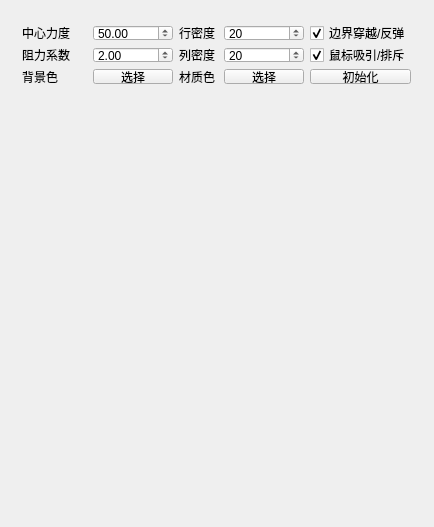
popcorn1429/Qt_universal_gravitation_simulation, file window.ui: the form before one commit.
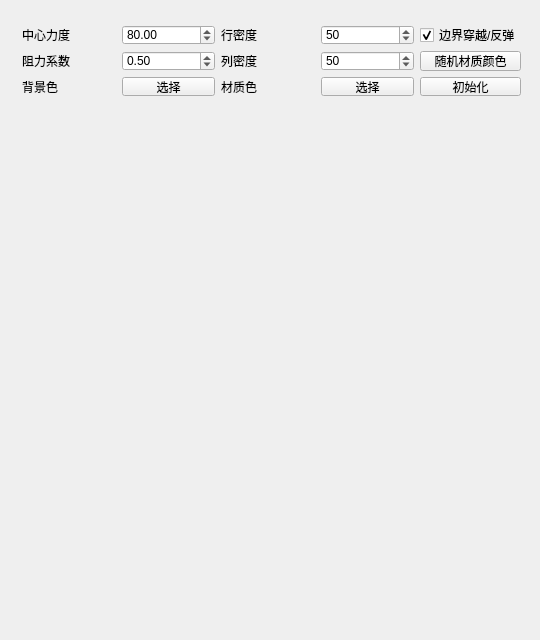
The form after the commit. Icons and pictures are not drawn.

The edit to the form file:
```diff
--- a/window.ui
+++ b/window.ui
@@ -6,8 +6,8 @@
    <rect>
     <x>0</x>
     <y>0</y>
-    <width>434</width>
-    <height>527</height>
+    <width>540</width>
+    <height>640</height>
    </rect>
   </property>
   <property name="sizePolicy">
@@ -24,8 +24,8 @@
     <rect>
      <x>9</x>
      <y>107</y>
-     <width>416</width>
-     <height>411</height>
+     <width>521</width>
+     <height>521</height>
     </rect>
    </property>
    <property name="sizePolicy">
@@ -35,13 +35,13 @@
     </sizepolicy>
    </property>
   </widget>
-  <widget class="QWidget" name="">
+  <widget class="QWidget" name="layoutWidget">
    <property name="geometry">
     <rect>
      <x>11</x>
      <y>14</y>
-     <width>411</width>
-     <height>81</height>
+     <width>521</width>
+     <height>93</height>
     </rect>
    </property>
    <layout class="QGridLayout" name="gridLayout">
@@ -64,7 +64,7 @@
        <double>5.000000000000000</double>
       </property>
       <property name="value">
-       <double>50.000000000000000</double>
+       <double>80.000000000000000</double>
       </property>
      </widget>
     </item>
@@ -84,7 +84,7 @@
        <number>100</number>
       </property>
       <property name="value">
-       <number>20</number>
+       <number>50</number>
       </property>
      </widget>
     </item>
@@ -111,13 +111,13 @@
        <double>0.100000000000000</double>
       </property>
       <property name="maximum">
-       <double>50.000000000000000</double>
+       <double>5.000000000000000</double>
       </property>
       <property name="singleStep">
        <double>0.100000000000000</double>
       </property>
       <property name="value">
-       <double>2.000000000000000</double>
+       <double>0.500000000000000</double>
       </property>
      </widget>
     </item>
@@ -137,17 +137,7 @@
        <number>100</number>
       </property>
       <property name="value">
-       <number>20</number>
-      </property>
-     </widget>
-    </item>
-    <item row="1" column="4">
-     <widget class="QCheckBox" name="checkBox_atract">
-      <property name="text">
-       <string>鼠标吸引/排斥</string>
-      </property>
-      <property name="checked">
-       <bool>true</bool>
+       <number>50</number>
       </property>
      </widget>
     </item>
@@ -191,6 +181,13 @@
       </property>
      </widget>
     </item>
+    <item row="1" column="4">
+     <widget class="QPushButton" name="pushButton">
+      <property name="text">
+       <string>随机材质颜色</string>
+      </property>
+     </widget>
+    </item>
    </layout>
   </widget>
  </widget>
```
Left out of the diff: 5 changed lines with no effect on the pictures.
